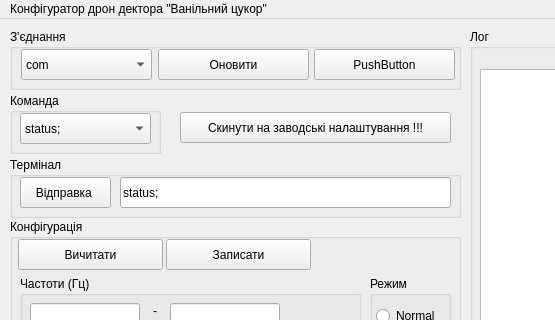
centroparotjag/cukorok_drone_detector, file mainwindow.ui: the form before one commit; both pictures show x 0 to 555 and y 0 to 320 of the 1150 by 740 pixel window.
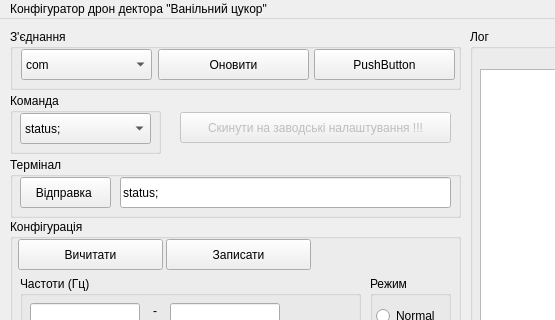
The form after the commit.

What changed in the file:
```diff
--- a/mainwindow.ui
+++ b/mainwindow.ui
@@ -897,6 +897,9 @@
     </widget>
    </widget>
    <widget class="QPushButton" name="pushButton_4">
+    <property name="enabled">
+     <bool>false</bool>
+    </property>
     <property name="geometry">
      <rect>
       <x>180</x>
```
Left out of the diff: 32 changed lines with no effect on the pictures.
